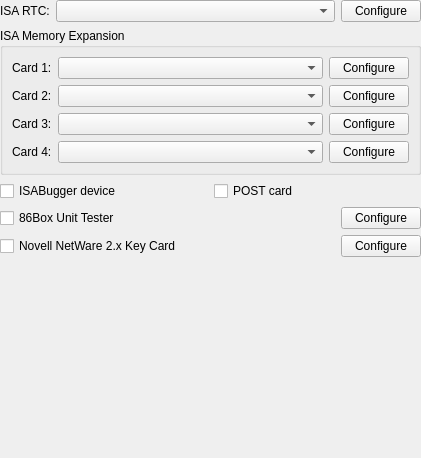
This is src/qt/qt_settingsotherperipherals.ui in OBattler/86Box_fork_of_caco as Qt 5 draws it before an edit. The edited form follows.
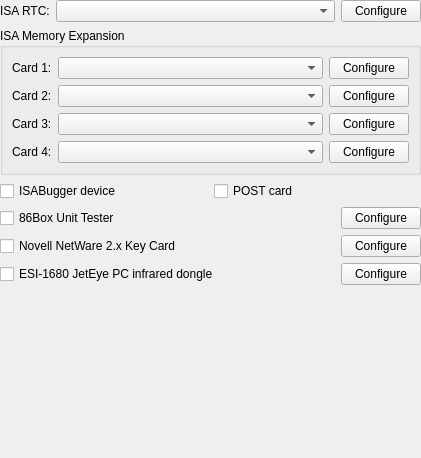
This is the edited form.

What changed in the file:
```diff
--- a/src/qt/qt_settingsotherperipherals.ui
+++ b/src/qt/qt_settingsotherperipherals.ui
@@ -250,6 +250,40 @@
      </item>
     </layout>
    </item>
+   <item>
+    <layout class="QHBoxLayout" name="horizontalLayout_4">
+     <property name="bottomMargin">
+      <number>0</number>
+     </property>
+     <item>
+      <widget class="QCheckBox" name="checkBoxInfraredDongle">
+       <property name="text">
+        <string>ESI-1680 JetEye PC infrared dongle</string>
+       </property>
+      </widget>
+     </item>
+     <item>
+      <spacer name="horizontalSpacer_2">
+       <property name="orientation">
+        <enum>Qt::Horizontal</enum>
+       </property>
+       <property name="sizeHint" stdset="0">
+        <size>
+         <width>40</width>
+         <height>20</height>
+        </size>
+       </property>
+      </spacer>
+     </item>
+     <item>
+      <widget class="QPushButton" name="pushButtonConfigureInfraredDongle">
+       <property name="text">
+        <string>Configure</string>
+       </property>
+      </widget>
+     </item>
+    </layout>
+   </item>
    <item>
     <spacer name="verticalSpacer">
      <property name="orientation">
```
